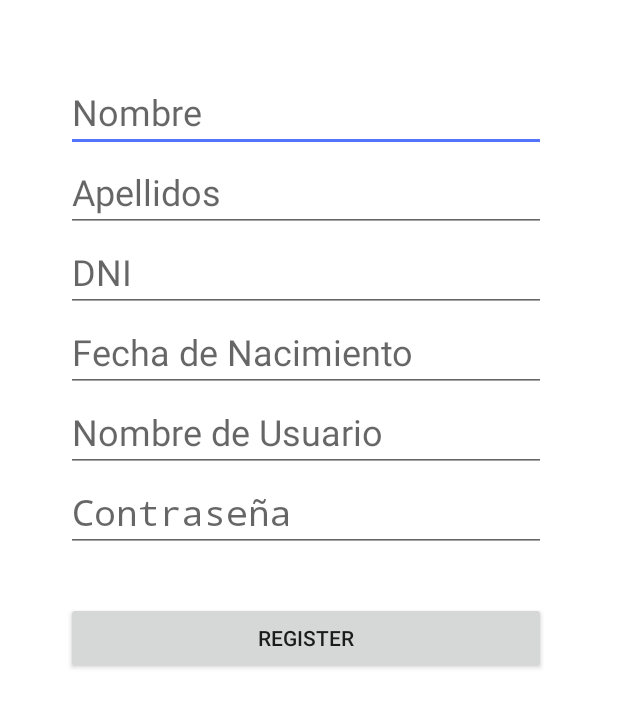
After one commit to fxop0218/AdministradorGym, an Android app: the RegisterActivity screen opened directly, with no data from a screen before it, on a phone screen of 412 x 824 dp. The commit adds this screen. Shown: the top 707 px of the screen. Run offline under Robolectric (Android 15) with nearby library versions, the phone set to English and light mode, and no system bars.

Commit message:
login y register

```diff
--- a/app/src/main/AndroidManifest.xml
+++ b/app/src/main/AndroidManifest.xml
@@ -9,8 +9,7 @@
         android:roundIcon="@mipmap/ic_launcher_round"
         android:supportsRtl="true"
         android:theme="@style/Theme.Gym">
-        <activity android:name=".PageFragment"></activity>
-        <activity android:name=".ui.notifications.ejemplo" />
+        <activity android:name=".Clases.RegisterActivity"></activity>
         <activity
             android:name=".ui.login.LoginActivity"
             android:label="@string/title_activity_login" />
--- /dev/null
+++ b/app/src/main/java/com/example/gym/Clases/RegisterActivity.java
@@ -0,0 +1,27 @@
+package com.example.gym.Clases;
+
+import androidx.appcompat.app.AppCompatActivity;
+
+import android.app.Activity;
+import android.content.Intent;
+import android.os.Bundle;
+import android.view.View;
+import android.widget.Button;
+
+import com.example.gym.MainActivity;
+import com.example.gym.R;
+
+public class RegisterActivity extends Activity {
+
+    @Override
+    protected void onCreate(Bundle savedInstanceState) {
+        super.onCreate(savedInstanceState);
+        setContentView(R.layout.activity_register);
+    }
+
+    public void register(View view){
+
+        Intent i = new Intent(this, MainActivity.class);
+        startActivity(i);
+    }
+}
--- /dev/null
+++ b/app/src/main/res/layout/activity_register.xml
@@ -0,0 +1,88 @@
+<?xml version="1.0" encoding="utf-8"?>
+<androidx.constraintlayout.widget.ConstraintLayout xmlns:android="http://schemas.android.com/apk/res/android"
+    xmlns:app="http://schemas.android.com/apk/res-auto"
+    xmlns:tools="http://schemas.android.com/tools"
+    android:layout_width="match_parent"
+    android:layout_height="match_parent"
+    tools:context=".Clases.RegisterActivity">
+
+    <LinearLayout
+        android:id="@+id/linearLayout"
+        android:layout_width="320dp"
+        android:layout_height="329dp"
+        android:layout_marginStart="48dp"
+        android:layout_marginTop="48dp"
+        android:layout_marginEnd="48dp"
+        android:orientation="vertical"
+        app:layout_constraintEnd_toEndOf="parent"
+        app:layout_constraintHorizontal_bias="1.0"
+        app:layout_constraintStart_toStartOf="parent"
+        app:layout_constraintTop_toTopOf="parent">
+
+        <EditText
+            android:id="@+id/editTextTextPersonName"
+            android:layout_width="match_parent"
+            android:layout_height="wrap_content"
+            android:ems="10"
+            android:hint="Nombre"
+            android:inputType="textPersonName"
+            android:textSize="24sp" />
+
+        <EditText
+            android:id="@+id/editTextTextPersonName2"
+            android:layout_width="match_parent"
+            android:layout_height="wrap_content"
+            android:ems="10"
+            android:hint="Apellidos"
+            android:inputType="textPersonName"
+            android:textSize="24sp" />
+
+        <EditText
+            android:id="@+id/editTextTextPersonName3"
+            android:layout_width="match_parent"
+            android:layout_height="wrap_content"
+            android:ems="10"
+            android:hint="DNI"
+            android:inputType="textPersonName"
+            android:textSize="24sp" />
+
+        <EditText
+            android:id="@+id/editTextDate"
+            android:layout_width="match_parent"
+            android:layout_height="wrap_content"
+            android:ems="10"
+            android:hint="Fecha de Nacimiento"
+            android:inputType="date"
+            android:textSize="24sp" />
+
+        <EditText
+            android:id="@+id/editTextTextPersonName4"
+            android:layout_width="match_parent"
+            android:layout_height="wrap_content"
+            android:ems="10"
+            android:hint="Nombre de Usuario"
+            android:inputType="textPersonName"
+            android:textSize="24sp" />
+
+        <EditText
+            android:id="@+id/editTextTextPassword"
+            android:layout_width="match_parent"
+            android:layout_height="wrap_content"
+            android:ems="10"
+            android:hint="Contraseña"
+            android:inputType="textPassword"
+            android:textSize="24sp" />
+
+    </LinearLayout>
+
+    <Button
+        android:id="@+id/registerbt"
+        android:layout_width="0dp"
+        android:onClick="register"
+        android:layout_height="wrap_content"
+        android:layout_marginTop="24dp"
+        android:text="@string/action_register"
+        app:layout_constraintEnd_toEndOf="@+id/linearLayout"
+        app:layout_constraintStart_toStartOf="@+id/linearLayout"
+        app:layout_constraintTop_toBottomOf="@+id/linearLayout" />
+</androidx.constraintlayout.widget.ConstraintLayout>
--- a/app/src/main/res/values/strings.xml
+++ b/app/src/main/res/values/strings.xml
@@ -3,7 +3,8 @@
     <string name="title_activity_login">LoginActivity</string>
     <string name="prompt_email">Correo electronico</string>
     <string name="prompt_password">Contraseña</string>
-    <string name="action_sign_in">Sign in or register</string>
+    <string name="action_sign_in">Sign in</string>
+    <string name="action_register">Register</string>
     <string name="action_sign_in_short">Sign in</string>
     <string name="welcome">"Bienvenido !"</string>
     <string name="invalid_username">No es un usuario valido</string>
```
Also changed, not shown: app/src/main/java/com/example/gym/SplashScreen.java (+4 -3 lines), app/src/main/java/com/example/gym/ui/login/LoginActivity.java (+13 -0 lines), app/src/main/res/layout/activity_login.xml (+18 -4 lines), app/src/main/res/layout/fragment_calendar.xml (+16 -3 lines), app/src/main/res/layout/fragment_user.xml (+24 -3 lines).
